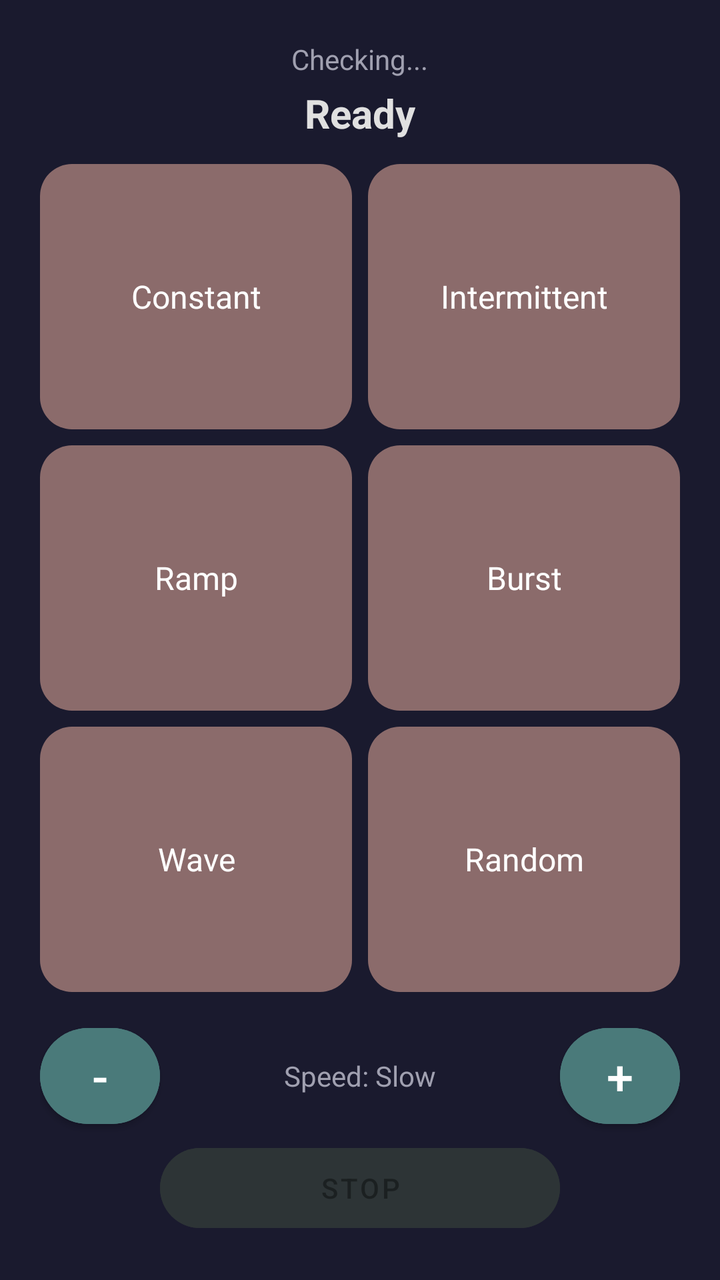
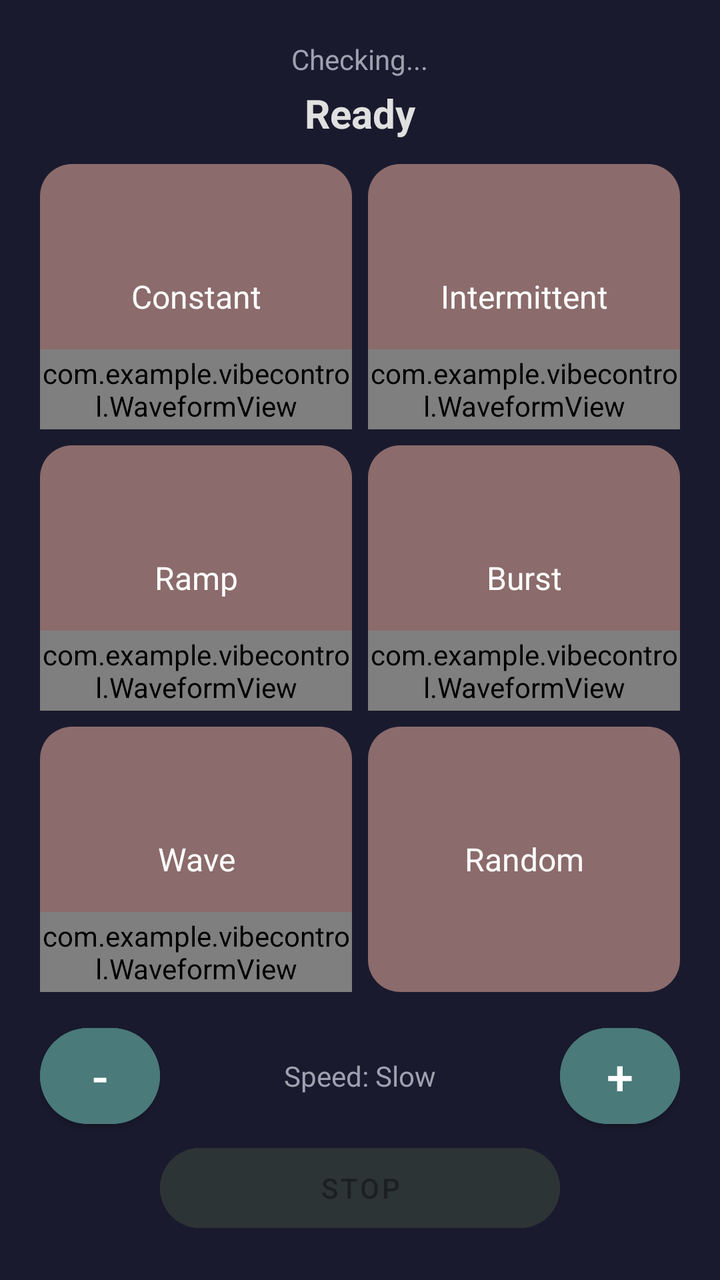

An Android layout rendered at two revisions. The XML below is the earlier revision; the diff shows what the commit changed to produce the second picture.
<!-- AndroidManifest.xml: application theme Theme.MaterialComponents.DayNight.DarkActionBar -->
<!-- res/layout/activity_main.xml -->
<?xml version="1.0" encoding="utf-8"?>
<LinearLayout
    xmlns:android="http://schemas.android.com/apk/res/android"
    xmlns:app="http://schemas.android.com/apk/res-auto"
    android:layout_width="match_parent"
    android:layout_height="match_parent"
    android:orientation="vertical"
    android:gravity="center"
    android:padding="20dp"
    android:background="#1a1a2e">

    
    <TextView
        android:id="@+id/wearStatus"
        android:layout_width="wrap_content"
        android:layout_height="wrap_content"
        android:text="Checking..."
        android:textColor="#a0a0b0"
        android:textSize="14sp"
        android:layout_marginBottom="4dp" />

    
    <TextView
        android:id="@+id/statusText"
        android:layout_width="wrap_content"
        android:layout_height="wrap_content"
        android:text="Ready"
        android:textColor="#e0e0e0"
        android:textSize="20sp"
        android:textStyle="bold"
        android:layout_marginBottom="12dp" />

    
    <LinearLayout
        android:layout_width="match_parent"
        android:layout_height="0dp"
        android:layout_weight="1"
        android:orientation="vertical">

        <LinearLayout
            android:layout_width="match_parent"
            android:layout_height="0dp"
            android:layout_weight="1"
            android:orientation="horizontal"
            android:layout_marginBottom="8dp">

            
            <FrameLayout
                android:id="@+id/tileConstant"
                android:layout_width="0dp"
                android:layout_height="match_parent"
                android:layout_weight="1"
                android:layout_marginEnd="4dp"
                android:clickable="true"
                android:focusable="true"
                android:foreground="?attr/selectableItemBackground"
                android:background="@drawable/tile_bg_active">

                <View
                    android:id="@+id/tileConstantBg"
                    android:layout_width="match_parent"
                    android:layout_height="match_parent"
                    android:background="@drawable/tile_bg" />

                <TextView
                    android:id="@+id/tileConstantTitle"
                    android:layout_width="match_parent"
                    android:layout_height="match_parent"
                    android:text="Constant"
                    android:textColor="#FFFFFF"
                    android:textSize="16sp"
                    android:gravity="center"
                    android:textAllCaps="false" />

                <FrameLayout
                    android:id="@+id/tileConstantActive"
                    android:layout_width="match_parent"
                    android:layout_height="match_parent"
                    android:visibility="gone">

                    <ImageView
                        android:id="@+id/tileConstantDots"
                        android:layout_width="56dp"
                        android:layout_height="56dp"
                        android:layout_gravity="center"
                        android:src="@drawable/ic_dots_circle"
                        android:tint="#FFFFFF" />

                    <View
                        android:id="@+id/tileConstantPulseBackdrop"
                        android:layout_width="20dp"
                        android:layout_height="20dp"
                        android:layout_gravity="center"
                        android:background="@drawable/tile_bg_pause_btn"
                        android:alpha="0.3" />

                    <View
                        android:id="@+id/tileConstantCenter"
                        android:layout_width="28dp"
                        android:layout_height="28dp"
                        android:layout_gravity="center"
                        android:background="@drawable/tile_bg_pause_btn" />
                </FrameLayout>
            </FrameLayout>

            
            <FrameLayout
                android:id="@+id/tileIntermittent"
                android:layout_width="0dp"
                android:layout_height="match_parent"
                android:layout_weight="1"
                android:layout_marginStart="4dp"
                android:clickable="true"
                android:focusable="true"
                android:foreground="?attr/selectableItemBackground"
                android:background="@drawable/tile_bg_active">

                <View
                    android:id="@+id/tileIntermittentBg"
                    android:layout_width="match_parent"
                    android:layout_height="match_parent"
                    android:background="@drawable/tile_bg" />

                <TextView
                    android:id="@+id/tileIntermittentTitle"
                    android:layout_width="match_parent"
                    android:layout_height="match_parent"
                    android:text="Intermittent"
                    android:textColor="#FFFFFF"
                    android:textSize="16sp"
                    android:gravity="center"
                    android:textAllCaps="false" />

                <FrameLayout
                    android:id="@+id/tileIntermittentActive"
                    android:layout_width="match_parent"
                    android:layout_height="match_parent"
                    android:visibility="gone">

                    <ImageView
                        android:id="@+id/tileIntermittentDots"
                        android:layout_width="56dp"
                        android:layout_height="56dp"
                        android:layout_gravity="center"
                        android:src="@drawable/ic_dots_circle"
                        android:tint="#FFFFFF" />

                    <View
                        android:id="@+id/tileIntermittentPulseBackdrop"
                        android:layout_width="20dp"
                        android:layout_height="20dp"
                        android:layout_gravity="center"
                        android:background="@drawable/tile_bg_pause_btn"
                        android:alpha="0.3" />

                    <View
                        android:id="@+id/tileIntermittentCenter"
                        android:layout_width="28dp"
                        android:layout_height="28dp"
                        android:layout_gravity="center"
                        android:background="@drawable/tile_bg_pause_btn" />
                </FrameLayout>
            </FrameLayout>
        </LinearLayout>

        <LinearLayout
            android:layout_width="match_parent"
            android:layout_height="0dp"
            android:layout_weight="1"
            android:orientation="horizontal"
            android:layout_marginBottom="8dp">

            
            <FrameLayout
                android:id="@+id/tileRamp"
                android:layout_width="0dp"
                android:layout_height="match_parent"
                android:layout_weight="1"
                android:layout_marginEnd="4dp"
                android:clickable="true"
                android:focusable="true"
                android:foreground="?attr/selectableItemBackground"
                android:background="@drawable/tile_bg_active">

                <View
                    android:id="@+id/tileRampBg"
                    android:layout_width="match_parent"
                    android:layout_height="match_parent"
                    android:background="@drawable/tile_bg" />

                <TextView
                    android:id="@+id/tileRampTitle"
                    android:layout_width="match_parent"
                    android:layout_height="match_parent"
                    android:text="Ramp"
                    android:textColor="#FFFFFF"
                    android:textSize="16sp"
                    android:gravity="center"
                    android:textAllCaps="false" />

                <FrameLayout
                    android:id="@+id/tileRampActive"
                    android:layout_width="match_parent"
                    android:layout_height="match_parent"
                    android:visibility="gone">

                    <ImageView
                        android:id="@+id/tileRampDots"
                        android:layout_width="56dp"
                        android:layout_height="56dp"
                        android:layout_gravity="center"
                        android:src="@drawable/ic_dots_circle"
                        android:tint="#FFFFFF" />

                    <View
                        android:id="@+id/tileRampPulseBackdrop"
                        android:layout_width="20dp"
                        android:layout_height="20dp"
                        android:layout_gravity="center"
                        android:background="@drawable/tile_bg_pause_btn"
                        android:alpha="0.3" />

                    <View
                        android:id="@+id/tileRampCenter"
                        android:layout_width="28dp"
                        android:layout_height="28dp"
                        android:layout_gravity="center"
                        android:background="@drawable/tile_bg_pause_btn" />
                </FrameLayout>
            </FrameLayout>

            
            <FrameLayout
                android:id="@+id/tileBurst"
                android:layout_width="0dp"
                android:layout_height="match_parent"
                android:layout_weight="1"
                android:layout_marginStart="4dp"
                android:clickable="true"
                android:focusable="true"
                android:foreground="?attr/selectableItemBackground"
                android:background="@drawable/tile_bg_active">

                <View
                    android:id="@+id/tileBurstBg"
                    android:layout_width="match_parent"
                    android:layout_height="match_parent"
                    android:background="@drawable/tile_bg" />

                <TextView
                    android:id="@+id/tileBurstTitle"
                    android:layout_width="match_parent"
                    android:layout_height="match_parent"
                    android:text="Burst"
                    android:textColor="#FFFFFF"
                    android:textSize="16sp"
                    android:gravity="center"
                    android:textAllCaps="false" />

                <FrameLayout
                    android:id="@+id/tileBurstActive"
                    android:layout_width="match_parent"
                    android:layout_height="match_parent"
                    android:visibility="gone">

                    <ImageView
                        android:id="@+id/tileBurstDots"
                        android:layout_width="56dp"
                        android:layout_height="56dp"
                        android:layout_gravity="center"
                        android:src="@drawable/ic_dots_circle"
                        android:tint="#FFFFFF" />

                    <View
                        android:id="@+id/tileBurstPulseBackdrop"
                        android:layout_width="20dp"
                        android:layout_height="20dp"
                        android:layout_gravity="center"
                        android:background="@drawable/tile_bg_pause_btn"
                        android:alpha="0.3" />

                    <View
                        android:id="@+id/tileBurstCenter"
                        android:layout_width="28dp"
                        android:layout_height="28dp"
                        android:layout_gravity="center"
                        android:background="@drawable/tile_bg_pause_btn" />
                </FrameLayout>
            </FrameLayout>
        </LinearLayout>

        <LinearLayout
            android:layout_width="match_parent"
            android:layout_height="0dp"
            android:layout_weight="1"
            android:orientation="horizontal"
            android:layout_marginBottom="0dp">

            
            <FrameLayout
                android:id="@+id/tileWave"
                android:layout_width="0dp"
                android:layout_height="match_parent"
                android:layout_weight="1"
                android:layout_marginEnd="4dp"
                android:clickable="true"
                android:focusable="true"
                android:foreground="?attr/selectableItemBackground"
                android:background="@drawable/tile_bg_active">

                <View
                    android:id="@+id/tileWaveBg"
                    android:layout_width="match_parent"
                    android:layout_height="match_parent"
                    android:background="@drawable/tile_bg" />

                <TextView
                    android:id="@+id/tileWaveTitle"
                    android:layout_width="match_parent"
                    android:layout_height="match_parent"
                    android:text="Wave"
                    android:textColor="#FFFFFF"
                    android:textSize="16sp"
                    android:gravity="center"
                    android:textAllCaps="false" />

                <FrameLayout
                    android:id="@+id/tileWaveActive"
                    android:layout_width="match_parent"
                    android:layout_height="match_parent"
                    android:visibility="gone">

                    <ImageView
                        android:id="@+id/tileWaveDots"
                        android:layout_width="56dp"
                        android:layout_height="56dp"
                        android:layout_gravity="center"
                        android:src="@drawable/ic_dots_circle"
                        android:tint="#FFFFFF" />

                    <View
                        android:id="@+id/tileWavePulseBackdrop"
                        android:layout_width="20dp"
                        android:layout_height="20dp"
                        android:layout_gravity="center"
                        android:background="@drawable/tile_bg_pause_btn"
                        android:alpha="0.3" />

                    <View
                        android:id="@+id/tileWaveCenter"
                        android:layout_width="28dp"
                        android:layout_height="28dp"
                        android:layout_gravity="center"
                        android:background="@drawable/tile_bg_pause_btn" />
                </FrameLayout>
            </FrameLayout>

            
            <FrameLayout
                android:id="@+id/tileRandom"
                android:layout_width="0dp"
                android:layout_height="match_parent"
                android:layout_weight="1"
                android:layout_marginStart="4dp"
                android:clickable="true"
                android:focusable="true"
                android:foreground="?attr/selectableItemBackground"
                android:background="@drawable/tile_bg_active">

                <View
                    android:id="@+id/tileRandomBg"
                    android:layout_width="match_parent"
                    android:layout_height="match_parent"
                    android:background="@drawable/tile_bg" />

                <TextView
                    android:id="@+id/tileRandomTitle"
                    android:layout_width="match_parent"
                    android:layout_height="match_parent"
                    android:text="Random"
                    android:textColor="#FFFFFF"
                    android:textSize="16sp"
                    android:gravity="center"
                    android:textAllCaps="false" />

                <FrameLayout
                    android:id="@+id/tileRandomActive"
                    android:layout_width="match_parent"
                    android:layout_height="match_parent"
                    android:visibility="gone">

                    <ImageView
                        android:id="@+id/tileRandomDots"
                        android:layout_width="56dp"
                        android:layout_height="56dp"
                        android:layout_gravity="center"
                        android:src="@drawable/ic_dots_circle"
                        android:tint="#FFFFFF" />

                    <View
                        android:id="@+id/tileRandomPulseBackdrop"
                        android:layout_width="20dp"
                        android:layout_height="20dp"
                        android:layout_gravity="center"
                        android:background="@drawable/tile_bg_pause_btn"
                        android:alpha="0.3" />

                    <View
                        android:id="@+id/tileRandomCenter"
                        android:layout_width="28dp"
                        android:layout_height="28dp"
                        android:layout_gravity="center"
                        android:background="@drawable/tile_bg_pause_btn" />
                </FrameLayout>
            </FrameLayout>
        </LinearLayout>
    </LinearLayout>

    
    <LinearLayout
        android:layout_width="match_parent"
        android:layout_height="wrap_content"
        android:orientation="horizontal"
        android:gravity="center"
        android:layout_marginTop="12dp">

        <com.google.android.material.button.MaterialButton
            android:id="@+id/btnLess"
            android:layout_width="60dp"
            android:layout_height="60dp"
            android:text="-"
            android:textSize="24sp"
            app:cornerRadius="30dp"
            android:backgroundTint="#4a7a7a" />

        <TextView
            android:id="@+id/speedLabel"
            android:layout_width="0dp"
            android:layout_height="wrap_content"
            android:layout_weight="1"
            android:text="Speed: Slow"
            android:textColor="#a0a0b0"
            android:textSize="14sp"
            android:gravity="center" />

        <com.google.android.material.button.MaterialButton
            android:id="@+id/btnMore"
            android:layout_width="60dp"
            android:layout_height="60dp"
            android:text="+"
            android:textSize="24sp"
            app:cornerRadius="30dp"
            android:backgroundTint="#4a7a7a" />
    </LinearLayout>

    
    <com.google.android.material.button.MaterialButton
        android:id="@+id/btnStop"
        android:layout_width="200dp"
        android:layout_height="52dp"
        android:text="STOP"
        android:textAllCaps="true"
        android:enabled="false"
        app:cornerRadius="26dp"
        android:backgroundTint="#2d3436" />

</LinearLayout>
<!-- resources referenced by this layout -->
<resources>
  <!-- drawable ic_dots_circle (drawable) -->
  <?xml version="1.0" encoding="utf-8"?>
  <vector xmlns:android="http://schemas.android.com/apk/res/android"
      android:width="48dp"
      android:height="48dp"
      android:viewportWidth="48"
      android:viewportHeight="48">
      
      <path android:fillColor="#FFFFFF" android:pathData="M21.5,6 A2.5,2.5 0 1,1 26.5,6 A2.5,2.5 0 1,1 21.5,6 Z" />
      
      <path android:fillColor="#FFFFFF" android:pathData="M34.23,11.27 A2.5,2.5 0 1,1 39.23,11.27 A2.5,2.5 0 1,1 34.23,11.27 Z" />
      
      <path android:fillColor="#FFFFFF" android:pathData="M39.5,24 A2.5,2.5 0 1,1 44.5,24 A2.5,2.5 0 1,1 39.5,24 Z" />
      
      <path android:fillColor="#FFFFFF" android:pathData="M34.23,36.73 A2.5,2.5 0 1,1 39.23,36.73 A2.5,2.5 0 1,1 34.23,36.73 Z" />
      
      <path android:fillColor="#FFFFFF" android:pathData="M21.5,42 A2.5,2.5 0 1,1 26.5,42 A2.5,2.5 0 1,1 21.5,42 Z" />
      
      <path android:fillColor="#FFFFFF" android:pathData="M8.77,36.73 A2.5,2.5 0 1,1 13.77,36.73 A2.5,2.5 0 1,1 8.77,36.73 Z" />
      
      <path android:fillColor="#FFFFFF" android:pathData="M3.5,24 A2.5,2.5 0 1,1 8.5,24 A2.5,2.5 0 1,1 3.5,24 Z" />
      
      <path android:fillColor="#FFFFFF" android:pathData="M8.77,11.27 A2.5,2.5 0 1,1 13.77,11.27 A2.5,2.5 0 1,1 8.77,11.27 Z" />
  </vector>
  <!-- drawable tile_bg (drawable) -->
  <?xml version="1.0" encoding="utf-8"?>
  <shape xmlns:android="http://schemas.android.com/apk/res/android" android:shape="rectangle">
      <corners android:radius="16dp" />
      <solid android:color="#8b6b6b" />
  </shape>
  <!-- drawable tile_bg_active (drawable) -->
  <?xml version="1.0" encoding="utf-8"?>
  <shape xmlns:android="http://schemas.android.com/apk/res/android" android:shape="rectangle">
      <corners android:radius="16dp" />
      <solid android:color="#00000000" />
  </shape>
  <!-- drawable tile_bg_pause_btn (drawable) -->
  <?xml version="1.0" encoding="utf-8"?>
  <shape xmlns:android="http://schemas.android.com/apk/res/android" android:shape="oval">
      <size android:width="28dp" android:height="28dp" />
      <solid android:color="#AAFFFFFF" />
  </shape>
</resources>

<!-- the commit's change to res/layout/activity_main.xml (unified diff, before → after) -->
@@ -54,7 +54,9 @@
                 android:clickable="true"
                 android:focusable="true"
                 android:foreground="?attr/selectableItemBackground"
-                android:background="@drawable/tile_bg_active">
+                android:background="@drawable/tile_bg_active"
+                android:clipChildren="false"
+                android:clipToPadding="false">
 
                 <View
                     android:id="@+id/tileConstantBg"
@@ -101,6 +103,12 @@
                         android:layout_gravity="center"
                         android:background="@drawable/tile_bg_pause_btn" />
                 </FrameLayout>
+
+        <com.example.vibecontrol.WaveformView
+            android:id="@+id/tileConstantChart"
+            android:layout_width="match_parent"
+            android:layout_height="40dp"
+            android:layout_gravity="bottom" />
             </FrameLayout>
 
             
@@ -113,7 +121,9 @@
                 android:clickable="true"
                 android:focusable="true"
                 android:foreground="?attr/selectableItemBackground"
-                android:background="@drawable/tile_bg_active">
+                android:background="@drawable/tile_bg_active"
+                android:clipChildren="false"
+                android:clipToPadding="false">
 
                 <View
                     android:id="@+id/tileIntermittentBg"
@@ -160,6 +170,12 @@
                         android:layout_gravity="center"
                         android:background="@drawable/tile_bg_pause_btn" />
                 </FrameLayout>
+
+        <com.example.vibecontrol.WaveformView
+            android:id="@+id/tileIntermittentChart"
+            android:layout_width="match_parent"
+            android:layout_height="40dp"
+            android:layout_gravity="bottom" />
             </FrameLayout>
         </LinearLayout>
 
@@ -180,7 +196,9 @@
                 android:clickable="true"
                 android:focusable="true"
                 android:foreground="?attr/selectableItemBackground"
-                android:background="@drawable/tile_bg_active">
+                android:background="@drawable/tile_bg_active"
+                android:clipChildren="false"
+                android:clipToPadding="false">
 
                 <View
                     android:id="@+id/tileRampBg"
@@ -227,6 +245,12 @@
                         android:layout_gravity="center"
                         android:background="@drawable/tile_bg_pause_btn" />
                 </FrameLayout>
+
+        <com.example.vibecontrol.WaveformView
+            android:id="@+id/tileRampChart"
+            android:layout_width="match_parent"
+            android:layout_height="40dp"
+            android:layout_gravity="bottom" />
             </FrameLayout>
 
             
@@ -239,7 +263,9 @@
                 android:clickable="true"
                 android:focusable="true"
                 android:foreground="?attr/selectableItemBackground"
-                android:background="@drawable/tile_bg_active">
+                android:background="@drawable/tile_bg_active"
+                android:clipChildren="false"
+                android:clipToPadding="false">
 
                 <View
                     android:id="@+id/tileBurstBg"
@@ -286,6 +312,12 @@
                         android:layout_gravity="center"
                         android:background="@drawable/tile_bg_pause_btn" />
                 </FrameLayout>
+
+        <com.example.vibecontrol.WaveformView
+            android:id="@+id/tileBurstChart"
+            android:layout_width="match_parent"
+            android:layout_height="40dp"
+            android:layout_gravity="bottom" />
             </FrameLayout>
         </LinearLayout>
 
@@ -306,7 +338,9 @@
                 android:clickable="true"
                 android:focusable="true"
                 android:foreground="?attr/selectableItemBackground"
-                android:background="@drawable/tile_bg_active">
+                android:background="@drawable/tile_bg_active"
+                android:clipChildren="false"
+                android:clipToPadding="false">
 
                 <View
                     android:id="@+id/tileWaveBg"
@@ -353,6 +387,12 @@
                         android:layout_gravity="center"
                         android:background="@drawable/tile_bg_pause_btn" />
                 </FrameLayout>
+
+        <com.example.vibecontrol.WaveformView
+            android:id="@+id/tileWaveChart"
+            android:layout_width="match_parent"
+            android:layout_height="40dp"
+            android:layout_gravity="bottom" />
             </FrameLayout>
 
             
@@ -365,7 +405,9 @@
                 android:clickable="true"
                 android:focusable="true"
                 android:foreground="?attr/selectableItemBackground"
-                android:background="@drawable/tile_bg_active">
+                android:background="@drawable/tile_bg_active"
+                android:clipChildren="false"
+                android:clipToPadding="false">
 
                 <View
                     android:id="@+id/tileRandomBg"
@@ -412,6 +454,7 @@
                         android:layout_gravity="center"
                         android:background="@drawable/tile_bg_pause_btn" />
                 </FrameLayout>
+
             </FrameLayout>
         </LinearLayout>
     </LinearLayout>
